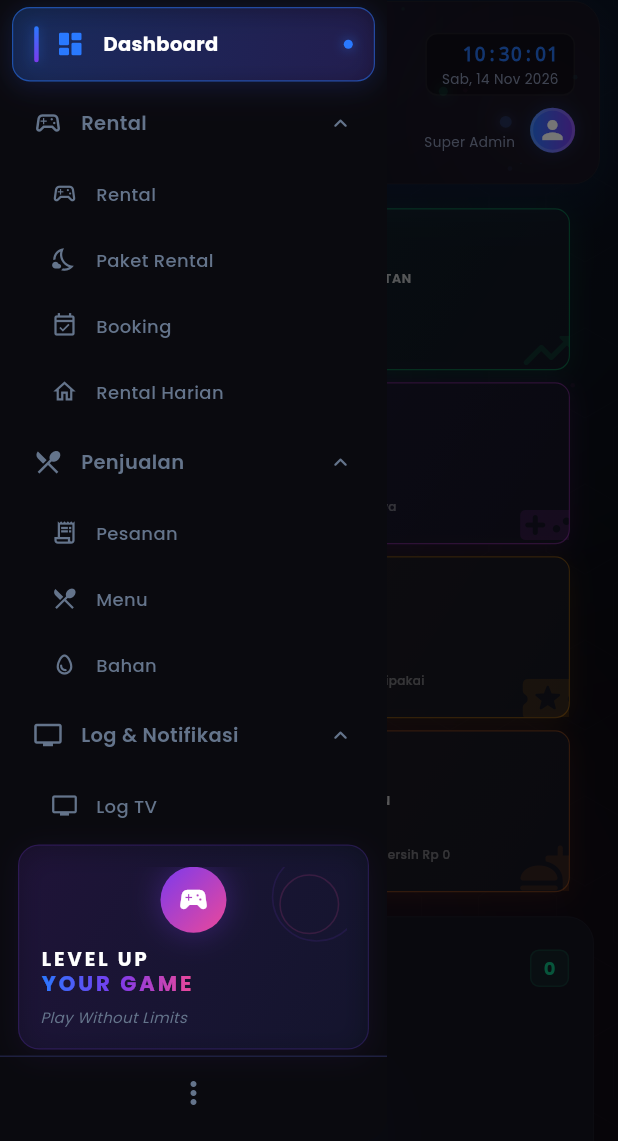
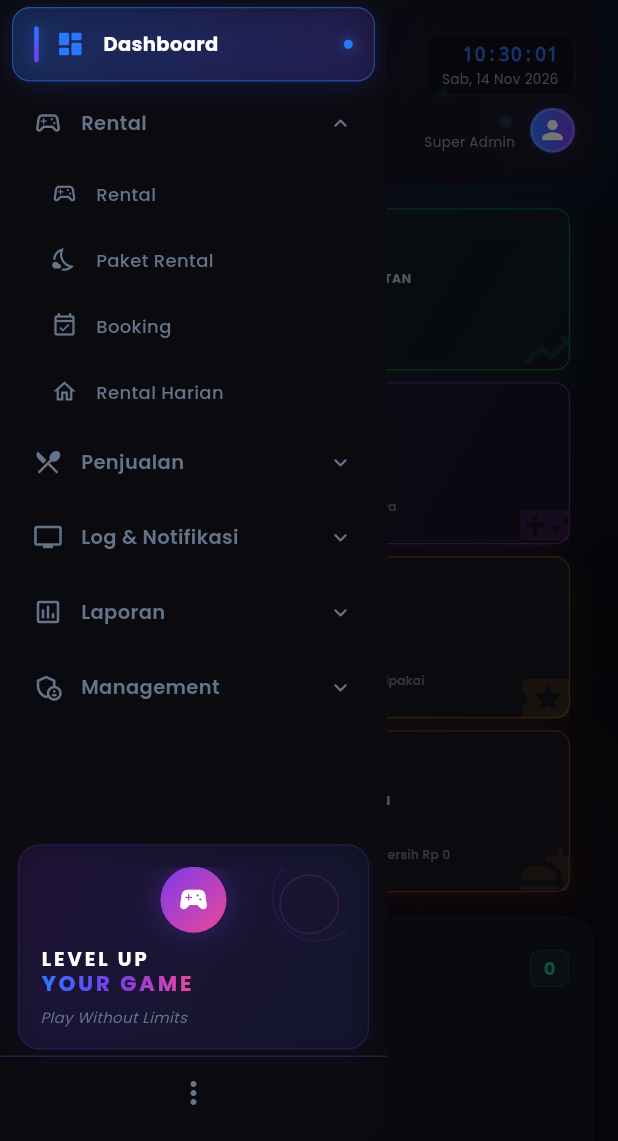
Before and after one commit to ilhamhaikal/byone_arenaFront, a Flutter app: the screen it shows after launch, after a tap on "Admin", after a tap on the "refresh" icon, after a tap on the "menu" icon, on a phone screen of 412 x 824 dp, the part 95-1236 px from its top. Run offline on Flutter 3.47's test engine with Material 3 defaults, Android fonts, the phone set to English and light mode, and no system bars; our stand-ins replace shared_preferences; accounts and stored records are empty; network calls fail.

Commit message:
feat(dashboard): hanya submenu Rental terbuka + menu cepat Booking 4 kolom
- default submenu hanya Rental; grup lain tertutup dan terbuka otomatis saat dipilih
- tambah tombol cepat Booking (total 8 menu)
- grid menu cepat 4 kolom di layar lebar (3/2 di layar kecil)
- tombol cepat memakai layout vertikal kompak saat kolom sempit agar teks tidak terpotong

```diff
--- a/lib/screens/dashboard/dashboard_screen.dart
+++ b/lib/screens/dashboard/dashboard_screen.dart
@@ -57,10 +57,9 @@ class _DashboardScreenState extends State<DashboardScreen> {
   final GlobalKey<ScaffoldState> _scaffoldKey = GlobalKey<ScaffoldState>();
   Timer? _dashPollTimer;
 
-  // Default semua grup terbuka. Diinisialisasi langsung agar tidak bergantung
-  // pada urutan initState (dan tetap bisa ditutup pengguna).
-  late final Set<String> _expandedGroups =
-      _navGroups.map((g) => g.title).toSet();
+  // Default: hanya submenu Rental yang terbuka; grup lain tertutup agar
+  // sidebar tidak terlalu panjang. Grup lain terbuka otomatis saat dipilih.
+  late final Set<String> _expandedGroups = {'Rental'};
 
   /// Sidebar permanen terbuka secara default di layar lebar.
   bool _sidebarOpen = true;
@@ -1559,6 +1558,11 @@ class _QuickActions extends StatelessWidget {
         onTap: () => _navigate(context, 'rental_harian'),
       ),
       _QuickBtn(
+        permKey: 'booking', icon: Icons.event_available_rounded, label: 'Booking',
+        gradient: const LinearGradient(colors: [Color(0xFF06B6D4), Color(0xFF0E7490)]),
+        onTap: () => _navigate(context, 'booking'),
+      ),
+      _QuickBtn(
         permKey: 'member', icon: Icons.person_add_rounded, label: 'Tambah\nMember',
         gradient: const LinearGradient(colors: [Color(0xFF7C3AED), Color(0xFF4C1D95)]),
         onTap: () => _navigate(context, 'member'),
@@ -1599,14 +1603,24 @@ class _QuickActions extends StatelessWidget {
               builder: (context, constraints) {
                 final w = constraints.maxWidth;
                 final gap = 10.0;
-                final btnWidth = w >= 900
-                    ? (w - (4 * gap)) / 5
-                    : w >= 650 ? (w - (3 * gap)) / 4
-                    : w >= 420 ? (w - (2 * gap)) / 3
-                    : (w - (1 * gap)) / 2;
+                // 4 kolom di layar lebar, 3 di sedang, 2 di kecil.
+                final columns = w >= 520 ? 4 : (w >= 380 ? 3 : 2);
+                final btnWidth = (w - ((columns - 1) * gap)) / columns;
                 return Wrap(
-                  spacing: gap, runSpacing: gap,
-                  children: btns.map((b) => SizedBox(width: btnWidth, child: b)).toList(),
+                  spacing: gap,
+                  runSpacing: gap,
+                  children: btns
+                      .map((b) => SizedBox(
+                          width: btnWidth,
+                          child: _QuickBtn(
+                            permKey: b.permKey,
+                            icon: b.icon,
+                            label: b.label,
+                            gradient: b.gradient,
+                            onTap: b.onTap,
+                            compact: btnWidth < 175,
+                          )))
+                      .toList(),
                 );
               },
             ),
@@ -1628,6 +1642,7 @@ class _QuickBtn extends StatelessWidget {
   final String label;
   final LinearGradient gradient;
   final VoidCallback onTap;
+  final bool compact;
 
   const _QuickBtn({
     required this.permKey,
@@ -1635,6 +1650,7 @@ class _QuickBtn extends StatelessWidget {
     required this.label,
     required this.gradient,
     required this.onTap,
+    this.compact = false,
   });
 
   @override
@@ -1645,7 +1661,8 @@ class _QuickBtn extends StatelessWidget {
         onTap: onTap,
         borderRadius: BorderRadius.circular(14),
         child: Container(
-          padding: const EdgeInsets.symmetric(horizontal: 18, vertical: 16),
+          padding: EdgeInsets.symmetric(
+              horizontal: compact ? 8 : 18, vertical: compact ? 12 : 16),
           decoration: BoxDecoration(
             gradient: LinearGradient(
               colors: [
@@ -1668,7 +1685,42 @@ class _QuickBtn extends StatelessWidget {
               ),
             ],
           ),
-          child: Row(
+          child: compact
+              ? Column(
+                  mainAxisSize: MainAxisSize.min,
+                  children: [
+                    Container(
+                      width: 38,
+                      height: 38,
+                      decoration: BoxDecoration(
+                        gradient: gradient,
+                        borderRadius: BorderRadius.circular(11),
+                        boxShadow: [
+                          BoxShadow(
+                            color: gradient.colors.first.withAlpha(60),
+                            blurRadius: 10,
+                            offset: const Offset(0, 3),
+                          ),
+                        ],
+                      ),
+                      child: Icon(icon, color: Colors.white, size: 20),
+                    ),
+                    const SizedBox(height: 8),
+                    Text(
+                      label,
+                      textAlign: TextAlign.center,
+                      maxLines: 2,
+                      overflow: TextOverflow.ellipsis,
+                      style: const TextStyle(
+                        color: Colors.white,
+                        fontSize: 11,
+                        fontWeight: FontWeight.w700,
+                        height: 1.2,
+                      ),
+                    ),
+                  ],
+                )
+              : Row(
             mainAxisSize: MainAxisSize.min,
             children: [
               Container(
```
